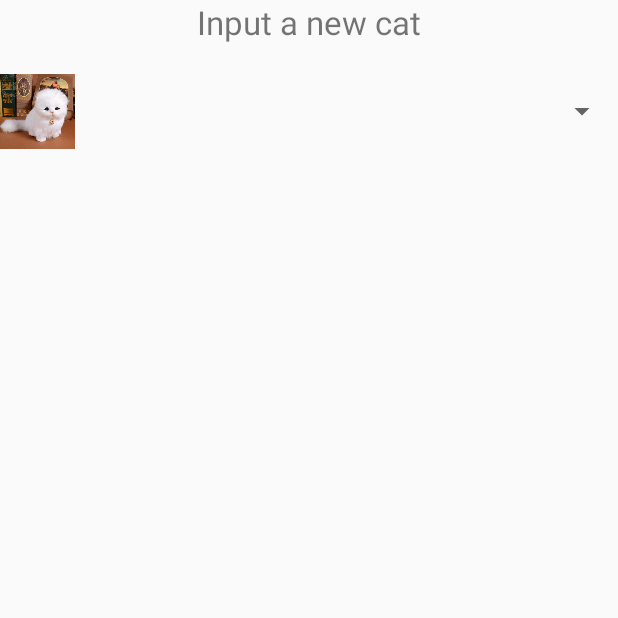
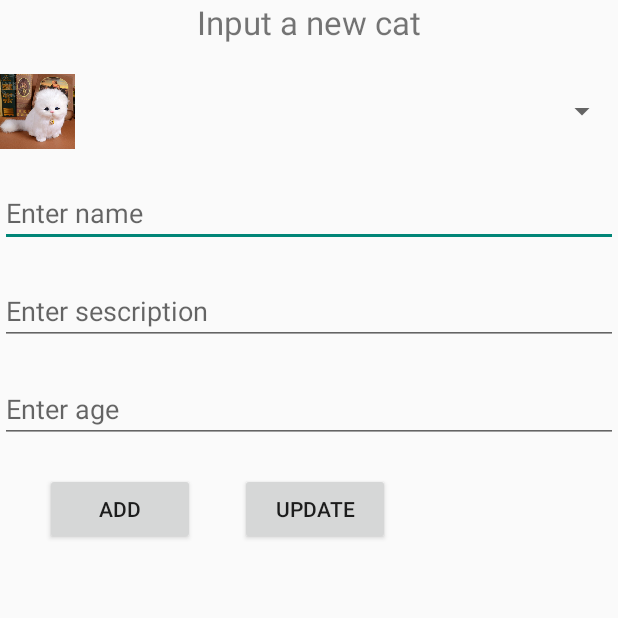
Before and after one commit to Nauh24/HocTrenLop, an Android app: the CRUDActivity screen opened directly, with no data from a screen before it, on a phone screen of 412 x 824 dp, the top half of it. Run offline under Robolectric (Android 15) with nearby library versions, the phone set to English and light mode, and no system bars.

Commit message:
done b6.2: create layout

```diff
--- a/app/src/main/java/com/nauh/demo/recyclerview/CRUDActivity.java
+++ b/app/src/main/java/com/nauh/demo/recyclerview/CRUDActivity.java
@@ -1,6 +1,8 @@
 package com.nauh.demo.recyclerview;
 
 import android.os.Bundle;
+import android.widget.Button;
+import android.widget.EditText;
 import android.widget.Spinner;
 
 import androidx.activity.EdgeToEdge;
@@ -8,12 +10,18 @@ import androidx.appcompat.app.AppCompatActivity;
 import androidx.core.graphics.Insets;
 import androidx.core.view.ViewCompat;
 import androidx.core.view.WindowInsetsCompat;
+import androidx.recyclerview.widget.RecyclerView;
 
 import com.nauh.demo.R;
+import com.nauh.demo.model.CatAdapter;
 import com.nauh.demo.model.SpinnerAdapter;
 
 public class CRUDActivity extends AppCompatActivity {
     private Spinner sp;
+    private RecyclerView recyclerView;
+    private CatAdapter adapter;
+    private EditText etName, etDesc, etAge;
+    private Button btnAdd, btnUpdate, btnDelete;
 
     private int[] imgs = {R.drawable.cat1, R.drawable.cat2, R.drawable.cat3, R.drawable.cat4, R.drawable.cat5, R.drawable.cat6};
 
@@ -35,5 +43,13 @@ public class CRUDActivity extends AppCompatActivity {
         sp = findViewById(R.id.spinner);
         SpinnerAdapter adapter = new SpinnerAdapter(this);
         sp.setAdapter(adapter);
+
+        recyclerView = findViewById(R.id.recyclerView);
+        etName = findViewById(R.id.etName);
+        etDesc = findViewById(R.id.etDesc);
+        etAge = findViewById(R.id.etAge);
+        btnAdd = findViewById(R.id.btnAdd);
+        btnUpdate = findViewById(R.id.btnUpdate);
+        btnDelete = findViewById(R.id.btnDelete);
     }
 }
--- a/app/src/main/res/layout/crud_activity.xml
+++ b/app/src/main/res/layout/crud_activity.xml
@@ -21,4 +21,53 @@
         android:layout_height="wrap_content"
         android:layout_marginTop="20dp"/>
 
+    <EditText
+        android:id="@+id/etName"
+        android:layout_width="match_parent"
+        android:layout_height="wrap_content"
+        android:hint="Enter name"
+        android:layout_marginTop="20dp"/>
+
+    <EditText
+        android:id="@+id/etDesc"
+        android:layout_width="match_parent"
+        android:layout_height="wrap_content"
+        android:hint="Enter sescription"
+        android:layout_marginTop="20dp"/>
+
+    <EditText
+        android:id="@+id/etAge"
+        android:layout_width="match_parent"
+        android:layout_height="wrap_content"
+        android:hint="Enter age"
+        android:layout_marginTop="20dp"/>
+
+    <LinearLayout
+        android:orientation="horizontal"
+        android:layout_width="match_parent"
+        android:layout_height="wrap_content">
+
+        <Button
+            android:id="@+id/btnAdd"
+            android:text="Add"
+            android:layout_marginLeft="30dp"
+            android:layout_marginTop="20dp"
+            android:layout_width="100dp"
+            android:layout_height="wrap_content"/>
+
+        <Button
+            android:id="@+id/btnUpdate"
+            android:text="Update"
+            android:layout_marginLeft="30dp"
+            android:layout_marginTop="20dp"
+            android:layout_width="100dp"
+            android:layout_height="wrap_content"/>
+    </LinearLayout>
+
+    <androidx.recyclerview.widget.RecyclerView
+        android:id="@+id/recyclerView"
+        android:layout_marginTop="30dp"
+        android:layout_marginLeft="20dp"
+        android:layout_width="match_parent"
+        android:layout_height="wrap_content"/>
 </LinearLayout>
```
Also changed, not shown: app/src/main/java/com/nauh/demo/model/Cat.java (+26 -1 lines), app/src/main/java/com/nauh/demo/model/CatAdapter.java (+24 -40 lines), app/src/main/java/com/nauh/demo/model/CatAdapter2.java (added, +85 -0 lines), app/src/main/java/com/nauh/demo/recyclerview/RecyclerViewActivity.java (+4 -4 lines), app/src/main/res/layout/cat_item.xml (added, +59 -0 lines).
